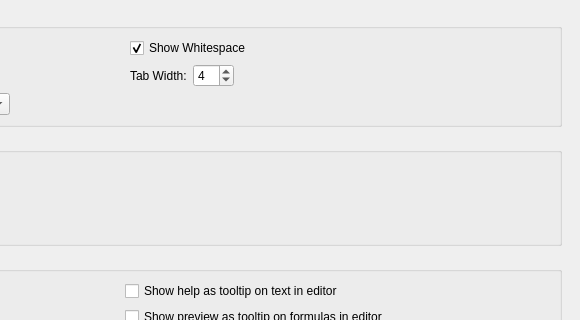
Above: configdialog.ui from svn2github/texstudio-trunk before the change; both pictures show x 536 to 1116 and y 0 to 320 of the 1116 by 674 pixel window. Below: the same form after it.
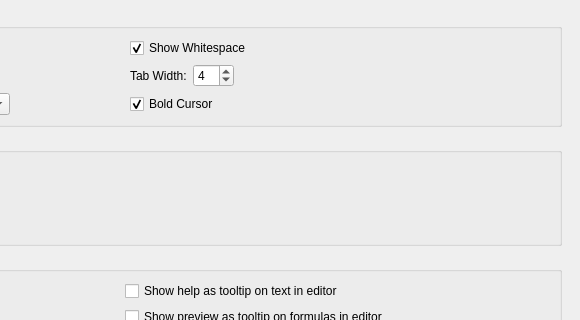
That is the form after the change. The open tabs and pages were chosen to show the change. Icons and pictures are not drawn.

Commit message: make bold cursor setting available in the options

The edit to the form file:
```diff
--- a/configdialog.ui
+++ b/configdialog.ui
@@ -1350,8 +1350,8 @@
            <rect>
             <x>0</x>
             <y>0</y>
-            <width>865</width>
-            <height>626</height>
+            <width>880</width>
+            <height>617</height>
            </rect>
           </property>
           <layout class="QVBoxLayout" name="verticalLayout_8">
@@ -1486,6 +1486,22 @@
                 </property>
                </widget>
               </item>
+              <item row="2" column="1">
+               <widget class="QCheckBox" name="checkBoxBoldCursor">
+                <property name="toolTip">
+                 <string>Draw cursor as a thick line</string>
+                </property>
+                <property name="text">
+                 <string>Bold Cursor</string>
+                </property>
+                <property name="checked">
+                 <bool>true</bool>
+                </property>
+                <property name="advancedOption" stdset="0">
+                 <bool>true</bool>
+                </property>
+               </widget>
+              </item>
              </layout>
             </widget>
            </item>
```
Left out of the diff: 14 changed lines with no effect on the pictures. The commit also changes 7 other files.
